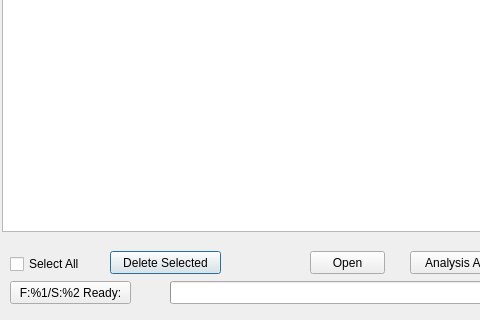
First picture: the form in src/Dialog/openfiledialog.ui, repository BGI-flexlab/SOAPTyping, before the edit; both pictures show x 0 to 480 and y 119 to 439 of the 616 by 439 pixel window.
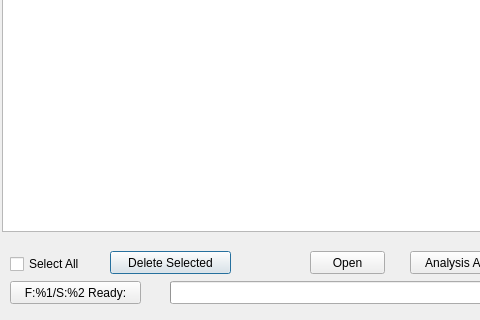
Second picture: the form after the edit. Icons and pictures are not drawn.

```diff
--- a/src/Dialog/openfiledialog.ui
+++ b/src/Dialog/openfiledialog.ui
@@ -54,7 +54,7 @@
     <rect>
      <x>110</x>
      <y>370</y>
-     <width>111</width>
+     <width>121</width>
      <height>23</height>
     </rect>
    </property>
@@ -106,7 +106,7 @@
     <rect>
      <x>10</x>
      <y>400</y>
-     <width>121</width>
+     <width>131</width>
      <height>23</height>
     </rect>
    </property>
```
